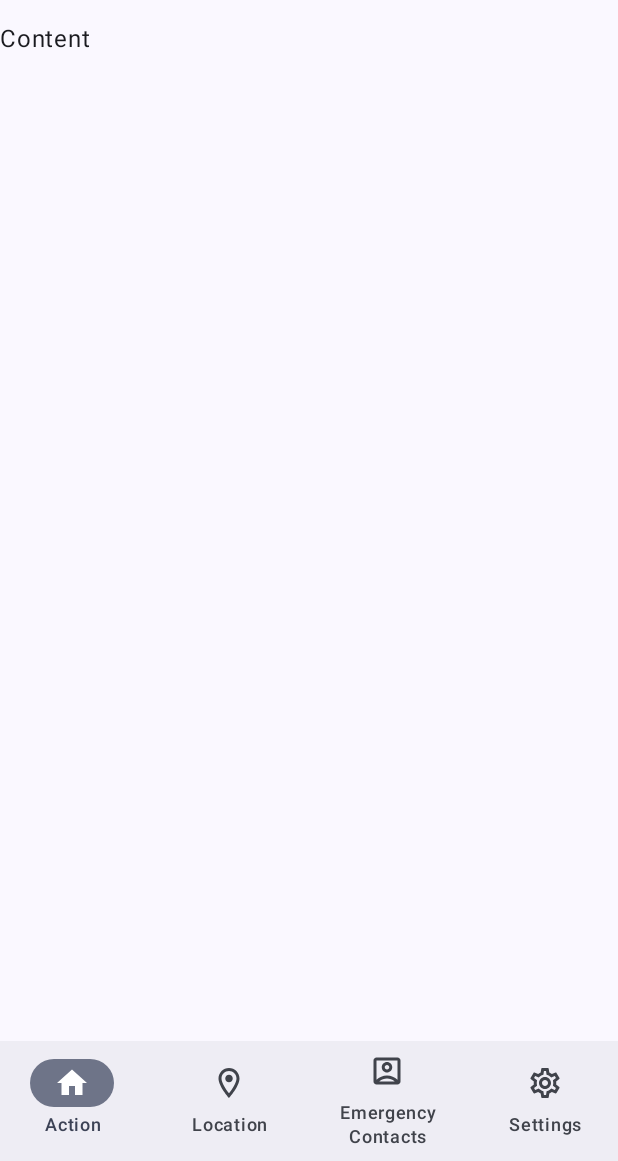
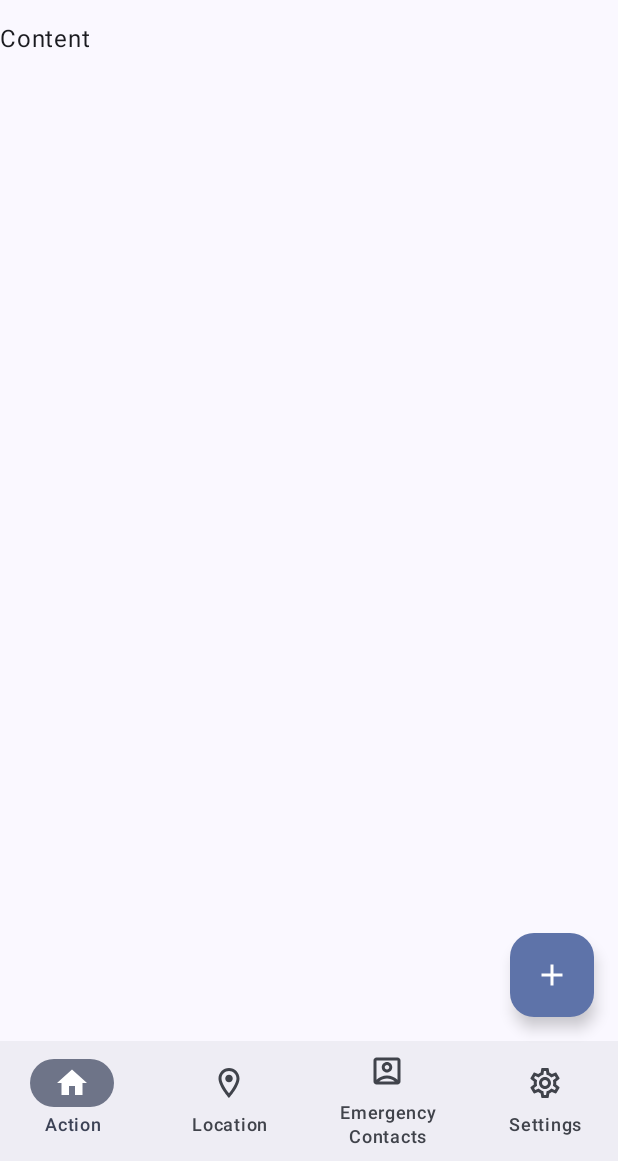
Before and after one commit to TheAndrewNguyen/QuickSOS, an Android app built with Jetpack Compose: the @Preview function TitleNavTemplatePreview, on a phone screen of 412 x 824 dp, the part 75-1236 px from its top. Run offline under Robolectric (Android 15) with nearby library versions, the phone set to English and light mode, and no system bars.

```diff
--- a/app/src/main/java/com/example/quicksos/ui/backgrounds/TitleContentNavScaffold.kt
+++ b/app/src/main/java/com/example/quicksos/ui/backgrounds/TitleContentNavScaffold.kt
@@ -15,6 +15,7 @@ import androidx.compose.material3.TopAppBar
 import androidx.compose.material3.TopAppBarDefaults.topAppBarColors
 import androidx.compose.runtime.Composable
 import androidx.compose.ui.Modifier
+import androidx.compose.ui.graphics.vector.ImageVector
 import androidx.compose.ui.text.style.TextAlign
 import androidx.compose.ui.tooling.preview.Preview
 import com.example.quicksos.ui.components.NavBar
@@ -31,9 +32,9 @@ fun Title(title: String, titleAlignment: TextAlign = TextAlign.Center) {
 }
 
 @Composable
-fun FloatingActionButton() {
-    FloatingActionButton(onClick = { /*TODO*/ }) {
-        Icon(Icons.Filled.Add, "Add")
+fun FloatingActionButton(icon: ImageVector, onClick: () -> Unit = {}, contentDescription: String) {
+    FloatingActionButton(onClick = onClick) {
+        Icon(icon, contentDescription)
     }
 }
 
@@ -67,6 +68,6 @@ fun TitleContentNavScaffold(title: @Composable ()-> Unit, content: @Composable (
 @Composable
 fun TitleNavTemplatePreview() {
     QuickSOSTheme {
-        TitleContentNavScaffold(title = { Title("Quick SOS") }, content = { Text("Content") })
+        TitleContentNavScaffold(title = { Title("Quick SOS") }, content = { Text("Content") }, floatingActionButton = { FloatingActionButton(icon = Icons.Default.Add, contentDescription = "Add") })
     }
 }
--- /dev/null
+++ b/app/src/main/java/com/example/quicksos/ui/screens/EmergencyContactsScreen.kt
@@ -0,0 +1 @@
+package com.example.quicksos.ui.screens
```
Also changed, not shown: app/src/main/java/com/example/quicksos/ui/screens/SOSHomeScreen.kt (+10 -1 lines).
